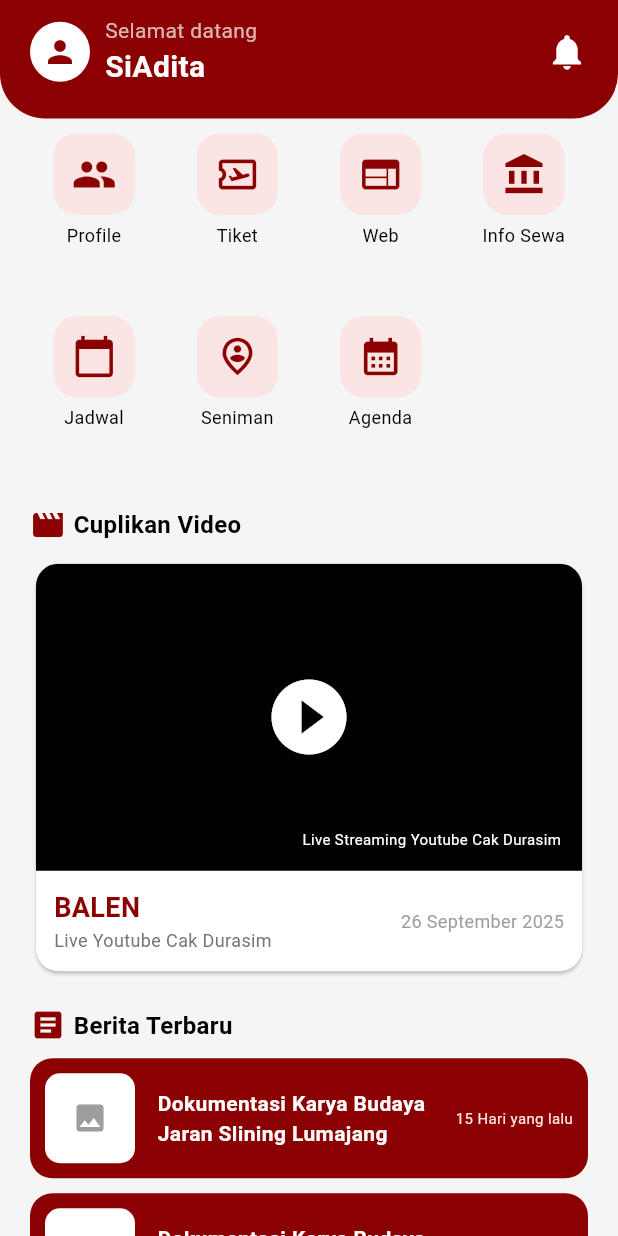
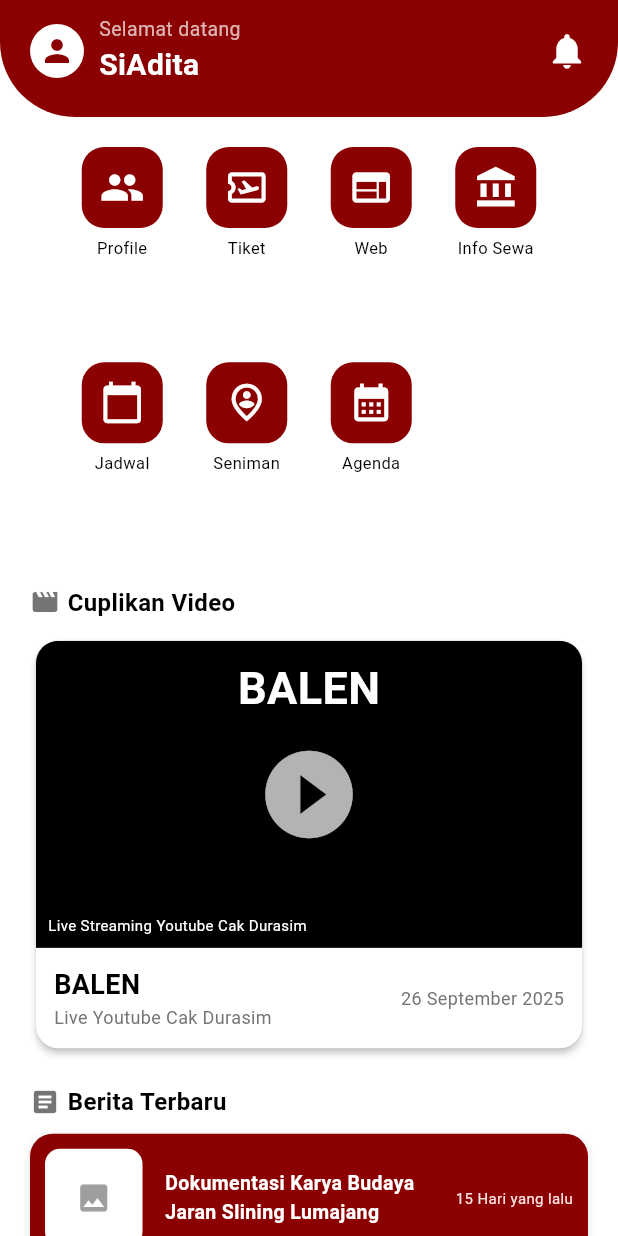
Before and after one commit to izza1224/Flutter-siadita, a Flutter app: the screen it shows after launch, on a phone screen of 412 x 824 dp. Run offline on Flutter 3.47's test engine with Material 3 defaults, Android fonts, the phone set to English and light mode, and no system bars.

Commit message:
refactor: Penyesuaian UI HomeScreen

```diff
--- a/lib/home_screen.dart
+++ b/lib/home_screen.dart
@@ -1,11 +1,12 @@
 import 'package:flutter/material.dart';
 
 // --- Konstanta Warna ---
-// Definisikan warna marun yang mirip dengan desain Anda
+// Warna marun yang sesuai dengan desain
 const Color kPrimaryColor = Color(0xFF8B0000);
+// Warna latar belakang ikon menu yang lebih terang
+const Color kLightPrimaryColor = Color(0xFFFBE4E4);
 
 // --- Data Dummy ---
-// Data untuk menu ikon
 final List<Map<String, dynamic>> menuItems = [
   {'icon': Icons.group, 'label': 'Profile'},
   {'icon': Icons.airplane_ticket_outlined, 'label': 'Tiket'},
@@ -16,20 +17,20 @@ final List<Map<String, dynamic>> menuItems = [
   {'icon': Icons.calendar_month, 'label': 'Agenda'},
 ];
 
-// Data untuk berita terbaru
 final List<Map<String, String>> newsItems = [
-  {'title': 'Dokumentasi Karya Budaya Jaran Slining Lumajang'},
-  {'title': 'Dokumentasi Karya Budaya Jaran Lamongan'},
-  {'title': 'Dokumentasi Karya Budaya Pagelaran Ludruk Ramayanti'},
-  {'title': 'Dokumentasi Karya Budaya Pagelaran Ludruk Kang Bagong'},
+  {'title': 'Dokumentasi Karya Budaya Jaran Slining Lumajang', 'time': '15 Hari yang lalu'},
+  {'title': 'Dokumentasi Karya Budaya Jaran Lamongan', 'time': '15 Hari yang lalu'},
+  {'title': 'Dokumentasi Karya Budaya Pagelaran Ludruk Ramayanti', 'time': '11 Hari yang lalu'}, // Penyesuaian waktu
+  {'title': 'Dokumentasi Karya Budaya Pagelaran Ludruk Kang Bagong', 'time': '15 Hari yang lalu'},
 ];
 
 
 class HomeScreen extends StatelessWidget {
   @override
   Widget build(BuildContext context) {
+    // Scaffold tidak perlu Appbar karena Header sudah mencakup status bar
     return Scaffold(
-      backgroundColor: Colors.grey[100],
+      backgroundColor: Colors.white, // Latar belakang utama putih
       body: SingleChildScrollView(
         child: Column(
           crossAxisAlignment: CrossAxisAlignment.stretch,
@@ -49,43 +50,45 @@ class HomeScreen extends StatelessWidget {
   // --- WIDGET 1: HEADER (Selamat Datang SiAdita) ---
   Widget _buildHeader(BuildContext context) {
     return Container(
-      // Padding menyesuaikan dengan Status Bar
+      // Padding vertikal 40+10 di atas dan 20 di bawah (Total 70)
       padding: EdgeInsets.only(
         top: MediaQuery.of(context).padding.top + 10,
         left: 20,
-        right: 10,
+        right: 20,
         bottom: 20
       ),
       decoration: const BoxDecoration(
         color: kPrimaryColor,
+        // Radius lengkungan sangat besar
         borderRadius: BorderRadius.only(
-          bottomLeft: Radius.circular(30),
-          bottomRight: Radius.circular(30),
+          bottomLeft: Radius.circular(50),
+          bottomRight: Radius.circular(50),
         ),
       ),
       child: Row(
         mainAxisAlignment: MainAxisAlignment.spaceBetween,
         children: <Widget>[
+          // Kiri: Ikon Profil & Teks
           Row(
             children: <Widget>[
               const CircleAvatar(
+                radius: 18, // Ukuran ikon profil
                 backgroundColor: Colors.white,
-                child: Icon(Icons.person, color: kPrimaryColor),
+                child: Icon(Icons.person, color: kPrimaryColor, size: 24),
               ),
               const SizedBox(width: 10),
               const Column(
                 crossAxisAlignment: CrossAxisAlignment.start,
                 children: [
-                  Text('Selamat datang', style: TextStyle(color: Colors.white70, fontSize: 14)),
+                  Text('Selamat datang', style: TextStyle(color: Colors.white70, fontSize: 13)),
                   Text('SiAdita', style: TextStyle(color: Colors.white, fontSize: 20, fontWeight: FontWeight.bold)),
                 ],
               ),
             ],
           ),
-          IconButton(
-            icon: const Icon(Icons.notifications, color: Colors.white, size: 28),
-            onPressed: () {},
-          ),
+
+          // Kanan: Ikon Notifikasi
+          const Icon(Icons.notifications, color: Colors.white, size: 28),
         ],
       ),
     );
@@ -93,34 +96,40 @@ class HomeScreen extends StatelessWidget {
 
   // --- WIDGET 2: MENU IKON (GRID) ---
   Widget _buildIconMenu() {
-    return GridView.builder(
+    return Padding(
+      // Padding luar sesuai dengan desain
+      padding: const EdgeInsets.only(top: 20.0, bottom: 20.0),
+      child: GridView.builder(
         shrinkWrap: true,
         physics: const NeverScrollableScrollPhysics(),
-      padding: const EdgeInsets.symmetric(horizontal: 20.0, vertical: 10.0),
+        padding: const EdgeInsets.symmetric(horizontal: 40.0), // Padding horizontal lebih besar untuk menengahkan 4 kolom
         itemCount: menuItems.length,
         gridDelegate: const SliverGridDelegateWithFixedCrossAxisCount(
           crossAxisCount: 4,
-        mainAxisSpacing: 15,
-        crossAxisSpacing: 10,
-        childAspectRatio: 0.8,
+          mainAxisSpacing: 25, // Jarak vertikal antar item lebih besar
+          crossAxisSpacing: 0, // Tidak ada jarak horizontal (sudah diatur oleh padding luar)
+          childAspectRatio: 0.7, // Rasio lebar/tinggi item
         ),
         itemBuilder: (context, index) {
           final item = menuItems[index];
           return Column(
             children: <Widget>[
+              // Container Ikon
               Container(
                 decoration: BoxDecoration(
-                color: const Color(0xFFFBE4E4),
+                  color: kPrimaryColor, // Latar belakang ikon warna marun gelap
                   borderRadius: BorderRadius.circular(15),
                 ),
                 padding: const EdgeInsets.all(12),
-              child: Icon(item['icon'], size: 30, color: kPrimaryColor),
+                child: Icon(item['icon'], size: 30, color: Colors.white), // Ikon putih
               ),
               const SizedBox(height: 5),
-            Text(item['label'], textAlign: TextAlign.center, style: const TextStyle(fontSize: 12)),
+              // Label Teks
+              Text(item['label'], textAlign: TextAlign.center, style: const TextStyle(fontSize: 11)),
             ],
           );
         },
+      ),
     );
   }
 
@@ -131,16 +140,19 @@ class HomeScreen extends StatelessWidget {
       child: Column(
         crossAxisAlignment: CrossAxisAlignment.start,
         children: [
+          // Header Cuplikan Video
           const Row(
             children: [
-              Icon(Icons.movie, color: kPrimaryColor),
+              Icon(Icons.movie, color: Colors.black54, size: 20), // Ikon hitam/abu
               SizedBox(width: 5),
-              Text("Cuplikan Video", style: TextStyle(fontSize: 16, fontWeight: FontWeight.bold)),
+              Text("Cuplikan Video", style: TextStyle(fontSize: 16, fontWeight: FontWeight.w600)),
             ],
           ),
           const SizedBox(height: 10),
+          // Card Video
           Card(
             clipBehavior: Clip.antiAlias,
+            elevation: 2, // Bayangan card
             shape: RoundedRectangleBorder(borderRadius: BorderRadius.circular(15)),
             child: Column(
               crossAxisAlignment: CrossAxisAlignment.start,
@@ -151,23 +163,25 @@ class HomeScreen extends StatelessWidget {
                   child: Stack(
                     alignment: Alignment.center,
                     children: [
-                      // Placeholder Gambar (Harus diganti dengan Image.asset)
+                      // Placeholder Gambar (Perlu diganti dengan Image.asset)
                       Container(color: Colors.black),
-                      const Icon(Icons.play_circle_fill, color: Colors.white, size: 60),
-                      // Text dummy di atas gambar video
+                      const Icon(Icons.play_circle_fill, color: Colors.white70, size: 70), // Tombol play lebih besar
+
+                      // Data teks overlay di atas video
                       Positioned(
-                        bottom: 10,
-                        right: 10,
-                        child: Container(
-                          padding: const EdgeInsets.all(4),
-                          color: Colors.black54,
-                          child: const Text('Live Streaming Youtube Cak Durasim', style: TextStyle(color: Colors.white, fontSize: 10)),
+                        bottom: 8,
+                        left: 8,
+                        child: Text('Live Streaming Youtube Cak Durasim', style: TextStyle(color: Colors.white, fontSize: 10)),
                       ),
-                      ),
+                      // Area wajah dan teks BALEN (tidak bisa 100% tanpa aset gambar asli)
+                      Positioned(
+                        top: 10,
+                        child: Text("BALEN", style: TextStyle(color: Colors.white, fontSize: 30, fontWeight: FontWeight.bold, shadows: [Shadow(blurRadius: 5.0, color: Colors.black)])),
+                      )
                     ],
                   ),
                 ),
-                // Deskripsi Video
+                // Deskripsi Video (Di luar gambar)
                 Padding(
                   padding: const EdgeInsets.all(12.0),
                   child: Row(
@@ -178,12 +192,12 @@ class HomeScreen extends StatelessWidget {
                         children: [
                           const Text(
                             "BALEN",
-                            style: TextStyle(fontSize: 18, fontWeight: FontWeight.bold, color: kPrimaryColor),
+                            style: TextStyle(fontSize: 18, fontWeight: FontWeight.bold, color: Colors.black),
                           ),
                           Text("Live Youtube Cak Durasim", style: TextStyle(fontSize: 12, color: Colors.grey[600])),
                         ],
                       ),
-                      const Text("26 September 2025", style: TextStyle(fontSize: 12, color: Colors.grey)),
+                      Text("26 September 2025", style: TextStyle(fontSize: 12, color: Colors.grey[600])),
                     ],
                   ),
                 ),
@@ -195,21 +209,20 @@ class HomeScreen extends StatelessWidget {
     );
   }
 
-  // --- WIDGET 4: BERITA TERBARU (HEADER) ---
+  // --- WIDGET 4 & 5: BERITA TERBARU ---
   Widget _buildNewsHeader() {
     return const Padding(
       padding: EdgeInsets.only(left: 20.0, right: 20.0, top: 10.0, bottom: 10.0),
       child: Row(
         children: [
-          Icon(Icons.article, color: kPrimaryColor),
+          Icon(Icons.article, color: Colors.black54, size: 20),
           SizedBox(width: 5),
-          Text("Berita Terbaru", style: TextStyle(fontSize: 16, fontWeight: FontWeight.bold)),
+          Text("Berita Terbaru", style: TextStyle(fontSize: 16, fontWeight: FontWeight.w600)),
         ],
       ),
     );
   }
 
-  // --- WIDGET 5: BERITA TERBARU (LIST) ---
   Widget _buildNewsSection() {
     return ListView.builder(
       shrinkWrap: true,
@@ -219,23 +232,26 @@ class HomeScreen extends StatelessWidget {
       itemBuilder: (context, index) {
         final item = newsItems[index];
         return Padding(
-          padding: const EdgeInsets.only(bottom: 10.0),
+          padding: const EdgeInsets.only(bottom: 15.0), // Jarak antar item
           child: Container(
             padding: const EdgeInsets.all(10),
             decoration: BoxDecoration(
               color: kPrimaryColor, // Latar belakang merah marun
               borderRadius: BorderRadius.circular(15),
+              boxShadow: const [ // Tambah shadow tipis agar mirip card
+                BoxShadow(color: Colors.black12, blurRadius: 4, offset: Offset(0, 2)),
+              ],
             ),
             child: Row(
               children: [
-                // Placeholder Gambar Berita
+                // Placeholder Gambar Berita (dengan radius sudut)
                 Container(
-                  width: 60,
-                  height: 60,
+                  width: 65,
+                  height: 65,
                   decoration: BoxDecoration(
                     color: Colors.white,
                     borderRadius: BorderRadius.circular(10),
-                    // Placeholder untuk gambar (ganti dengan Image.asset jika ada aset)
+                    // Placeholder untuk gambar
                   ),
                   child: const Center(child: Icon(Icons.image, color: Colors.grey)),
                 ),
@@ -250,19 +266,26 @@ class HomeScreen extends StatelessWidget {
                         style: const TextStyle(
                           color: Colors.white,
                           fontWeight: FontWeight.w600,
-                          fontSize: 14,
+                          fontSize: 13,
                         ),
                       ),
                     ],
                   ),
                 ),
-                // Teks waktu (15 hari yang lalu)
-                const Column(
+                // Teks waktu
+                Padding(
+                  padding: const EdgeInsets.only(left: 8.0),
+                  child: Column(
                     mainAxisAlignment: MainAxisAlignment.end,
                     crossAxisAlignment: CrossAxisAlignment.end,
                     children: [
-                    Text("15 Hari yang lalu", style: TextStyle(color: Color(0xFFFBE4E4), fontSize: 10)),
+                      Text(
+                        item['time']!,
+                        textAlign: TextAlign.right,
+                        style: const TextStyle(color: Color(0xFFFBE4E4), fontSize: 10),
+                      ),
                     ],
+                  ),
                 ),
               ],
             ),
--- a/lib/main.dart
+++ b/lib/main.dart
@@ -1,5 +1,5 @@
 import 'package:flutter/material.dart';
-import 'home_screen.dart'; // Mengimport HomeScreen
+import 'home_screen.dart';
 
 void main() {
   runApp(MyApp());
@@ -10,9 +10,8 @@ class MyApp extends StatelessWidget {
   Widget build(BuildContext context) {
     return MaterialApp(
       title: 'SiAdita App',
-      debugShowCheckedModeBanner: false, // Menghilangkan banner "Debug"
+      debugShowCheckedModeBanner: false,
       theme: ThemeData(
-        // Menentukan tema dasar aplikasi
         primaryColor: const Color(0xFF8B0000),
         colorScheme: ColorScheme.fromSwatch(
           primarySwatch: Colors.red,
@@ -20,7 +19,7 @@ class MyApp extends StatelessWidget {
           secondary: Colors.redAccent,
         ),
       ),
-      home: HomeScreen(), // Mengarahkan ke halaman utama yang akan kita buat
+      home: HomeScreen(),
     );
   }
 }
```
Lines whose indentation alone changed are shown as unchanged.
